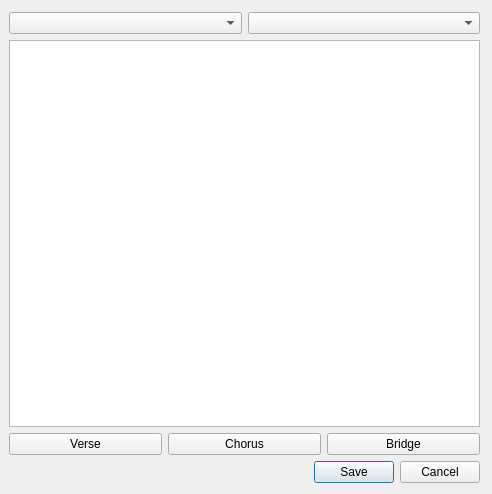
Old version of the form resources/forms/editversedialog.ui in the repository zonArt/openlp.
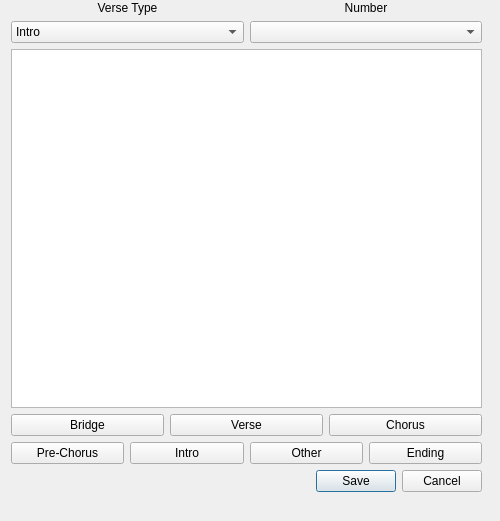
New version of the form.

Commit message: Add new types to verse editing Clean up dialog so looks better Add controls around the editor in terms of validation

Patch:
```diff
--- a/resources/forms/editversedialog.ui
+++ b/resources/forms/editversedialog.ui
@@ -6,8 +6,8 @@
    <rect>
     <x>0</x>
     <y>0</y>
-    <width>492</width>
-    <height>494</height>
+    <width>500</width>
+    <height>521</height>
    </rect>
   </property>
   <property name="windowTitle">
@@ -16,23 +16,38 @@
   <property name="modal">
    <bool>true</bool>
   </property>
-  <widget class="QWidget" name="">
+  <widget class="QWidget" name="layoutWidget">
    <property name="geometry">
     <rect>
-     <x>9</x>
-     <y>12</y>
+     <x>11</x>
+     <y>1</y>
      <width>471</width>
-     <height>471</height>
+     <height>491</height>
     </rect>
    </property>
-   <layout class="QVBoxLayout" name="verticalLayout">
+   <layout class="QVBoxLayout" name="verticalLayout_3">
     <item>
      <layout class="QHBoxLayout" name="horizontalLayout">
       <item>
+       <layout class="QVBoxLayout" name="verticalLayout">
+        <item>
+         <widget class="QLabel" name="VerseTypeLabel">
+          <property name="text">
+           <string>Verse Type</string>
+          </property>
+          <property name="textFormat">
+           <enum>Qt::PlainText</enum>
+          </property>
+          <property name="alignment">
+           <set>Qt::AlignCenter</set>
+          </property>
+         </widget>
+        </item>
+        <item>
        <widget class="QComboBox" name="VerseListComboBox">
         <item>
          <property name="text">
-          <string/>
+            <string>Intro</string>
          </property>
         </item>
         <item>
@@ -50,71 +65,36 @@
           <string>Bridge</string>
          </property>
         </item>
-       </widget>
-      </item>
       <item>
-       <widget class="QComboBox" name="SubVerseListComboBox">
-        <item>
          <property name="text">
-          <string/>
+            <string>Ending</string>
          </property>
         </item>
         <item>
          <property name="text">
-          <string>1</string>
-         </property>
-        </item>
-        <item>
-         <property name="text">
-          <string>1a</string>
-         </property>
+            <string>Other</string>
+           </property>
+          </item>
+         </widget>
         </item>
-        <item>
-         <property name="text">
-          <string>1b</string>
-         </property>
+       </layout>
         </item>
         <item>
-         <property name="text">
-          <string>2</string>
-         </property>
-        </item>
+       <layout class="QVBoxLayout" name="verticalLayout_2">
         <item>
+         <widget class="QLabel" name="VerseNumberLabel">
          <property name="text">
-          <string>2a</string>
-         </property>
-        </item>
-        <item>
-         <property name="text">
-          <string>2b</string>
-         </property>
+           <string>Number</string>
+          </property>
+          <property name="alignment">
+           <set>Qt::AlignCenter</set>
+          </property>
+         </widget>
         </item>
         <item>
-         <property name="text">
-          <string>3</string>
-         </property>
+         <widget class="QComboBox" name="SubVerseListComboBox"/>
         </item>
-        <item>
-         <property name="text">
-          <string>4</string>
-         </property>
-        </item>
-        <item>
-         <property name="text">
-          <string>5</string>
-         </property>
-        </item>
-        <item>
-         <property name="text">
-          <string>6</string>
-         </property>
-        </item>
-        <item>
-         <property name="text">
-          <string>7</string>
-         </property>
-        </item>
-       </widget>
+       </layout>
       </item>
      </layout>
     </item>
@@ -127,6 +107,13 @@
     </item>
     <item>
      <layout class="QHBoxLayout" name="horizontalLayout_2">
+      <item>
+       <widget class="QPushButton" name="addBridge">
+        <property name="text">
+         <string>Bridge</string>
+        </property>
+       </widget>
+      </item>
       <item>
        <widget class="QPushButton" name="addVerse">
         <property name="text">
@@ -141,10 +128,35 @@
         </property>
        </widget>
       </item>
+     </layout>
+    </item>
       <item>
-       <widget class="QPushButton" name="addBridge">
+     <layout class="QHBoxLayout" name="horizontalLayout_3">
+      <item>
+       <widget class="QPushButton" name="addPreChorus">
         <property name="text">
-         <string>Bridge</string>
+         <string>Pre-Chorus</string>
+        </property>
+       </widget>
+      </item>
+      <item>
+       <widget class="QPushButton" name="addIntro">
+        <property name="text">
+         <string>Intro</string>
+        </property>
+       </widget>
+      </item>
+      <item>
+       <widget class="QPushButton" name="addOther">
+        <property name="text">
+         <string>Other</string>
+        </property>
+       </widget>
+      </item>
+      <item>
+       <widget class="QPushButton" name="addEnding">
+        <property name="text">
+         <string>Ending</string>
         </property>
        </widget>
       </item>
```
Left out of the diff: 7 changed lines with no effect on the pictures. Lines whose indentation alone changed are shown as unchanged. The commit also changes 4 other files.
